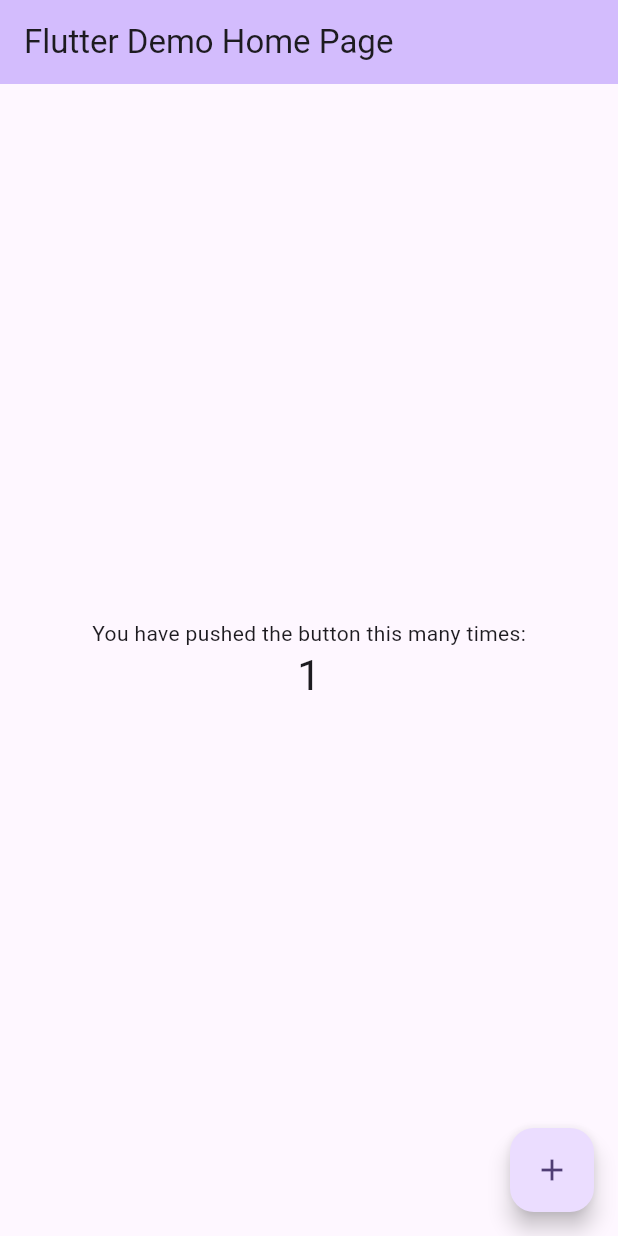
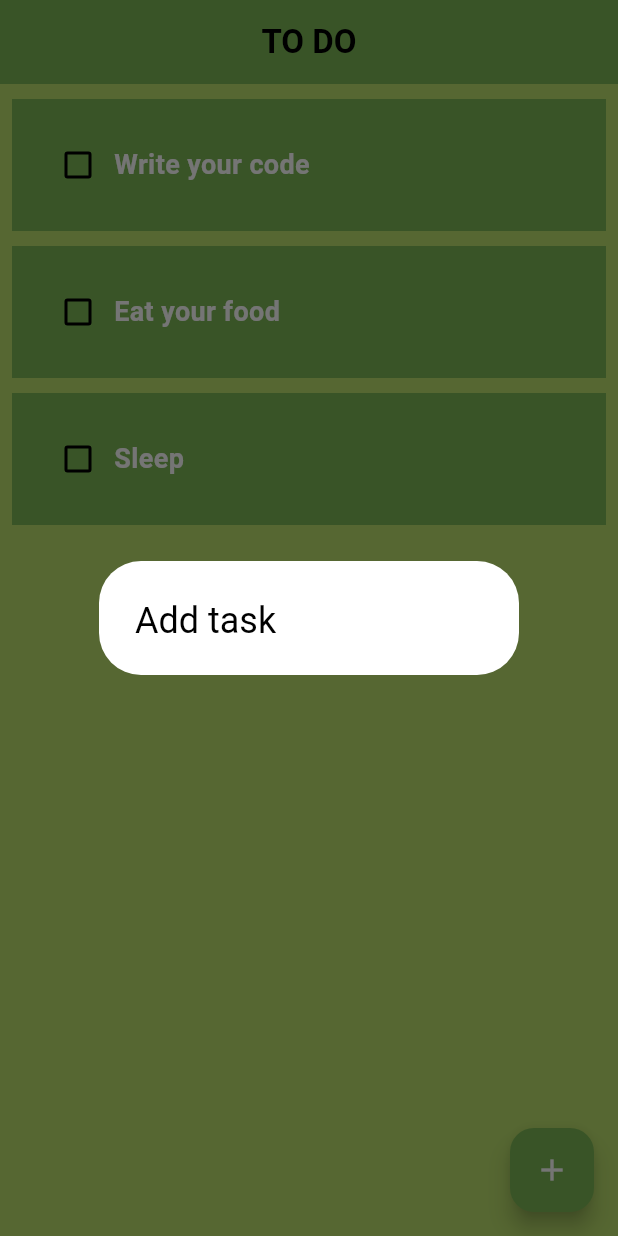
Before and after one commit to kelani-culture/color-picker, a Flutter app: the screen it shows after launch, after a tap on the "add" icon, on a phone screen of 412 x 824 dp. Run offline on Flutter 3.47's test engine with Material 3 defaults, Android fonts, the phone set to English and light mode, and no system bars.

Commit message:
create task screen

```diff
--- a/lib/main.dart
+++ b/lib/main.dart
@@ -1,3 +1,4 @@
+import 'package:color_picker/pages/home_page.dart';
 import 'package:flutter/material.dart';
 
 void main() {
@@ -7,119 +8,17 @@ void main() {
 class MyApp extends StatelessWidget {
   const MyApp({super.key});
 
-  // This widget is the root of your application.
   @override
   Widget build(BuildContext context) {
     return MaterialApp(
-      title: 'Flutter Demo',
+      debugShowCheckedModeBanner: false,
       theme: ThemeData(
-        // This is the theme of your application.
-        //
-        // TRY THIS: Try running your application with "flutter run". You'll see
-        // the application has a purple toolbar. Then, without quitting the app,
-        // try changing the seedColor in the colorScheme below to Colors.green
-        // and then invoke "hot reload" (save your changes or press the "hot
-        // reload" button in a Flutter-supported IDE, or press "r" if you used
-        // the command line to start the app).
-        //
-        // Notice that the counter didn't reset back to zero; the application
-        // state is not lost during the reload. To reset the state, use hot
-        // restart instead.
-        //
-        // This works for code too, not just values: Most code changes can be
-        // tested with just a hot reload.
-        colorScheme: ColorScheme.fromSeed(seedColor: Colors.deepPurple),
-        useMaterial3: true,
-      ),
-      home: const MyHomePage(title: 'Flutter Demo Home Page'),
+          primaryColor: const Color(0xFF2a3d66),
+          colorScheme: ColorScheme.fromSwatch()
+              .copyWith(primary: const Color(0xFF2a3d66)),
+          appBarTheme: const AppBarTheme(
+              backgroundColor: Color(0xFF7cb855), elevation: 0)),
+      home: const HomePage(),
     );
   }
 }
-
-class MyHomePage extends StatefulWidget {
-  const MyHomePage({super.key, required this.title});
-
-  // This widget is the home page of your application. It is stateful, meaning
-  // that it has a State object (defined below) that contains fields that affect
-  // how it looks.
-
-  // This class is the configuration for the state. It holds the values (in this
-  // case the title) provided by the parent (in this case the App widget) and
-  // used by the build method of the State. Fields in a Widget subclass are
-  // always marked "final".
-
-  final String title;
-
-  @override
-  State<MyHomePage> createState() => _MyHomePageState();
-}
-
-class _MyHomePageState extends State<MyHomePage> {
-  int _counter = 0;
-
-  void _incrementCounter() {
-    setState(() {
-      // This call to setState tells the Flutter framework that something has
-      // changed in this State, which causes it to rerun the build method below
-      // so that the display can reflect the updated values. If we changed
-      // _counter without calling setState(), then the build method would not be
-      // called again, and so nothing would appear to happen.
-      _counter++;
-    });
-  }
-
-  @override
-  Widget build(BuildContext context) {
-    // This method is rerun every time setState is called, for instance as done
-    // by the _incrementCounter method above.
-    //
-    // The Flutter framework has been optimized to make rerunning build methods
-    // fast, so that you can just rebuild anything that needs updating rather
-    // than having to individually change instances of widgets.
-    return Scaffold(
-      appBar: AppBar(
-        // TRY THIS: Try changing the color here to a specific color (to
-        // Colors.amber, perhaps?) and trigger a hot reload to see the AppBar
-        // change color while the other colors stay the same.
-        backgroundColor: Theme.of(context).colorScheme.inversePrimary,
-        // Here we take the value from the MyHomePage object that was created by
-        // the App.build method, and use it to set our appbar title.
-        title: Text(widget.title),
-      ),
-      body: Center(
-        // Center is a layout widget. It takes a single child and positions it
-        // in the middle of the parent.
-        child: Column(
-          // Column is also a layout widget. It takes a list of children and
-          // arranges them vertically. By default, it sizes itself to fit its
-          // children horizontally, and tries to be as tall as its parent.
-          //
-          // Column has various properties to control how it sizes itself and
-          // how it positions its children. Here we use mainAxisAlignment to
-          // center the children vertically; the main axis here is the vertical
-          // axis because Columns are vertical (the cross axis would be
-          // horizontal).
-          //
-          // TRY THIS: Invoke "debug painting" (choose the "Toggle Debug Paint"
-          // action in the IDE, or press "p" in the console), to see the
-          // wireframe for each widget.
-          mainAxisAlignment: MainAxisAlignment.center,
-          children: <Widget>[
-            const Text(
-              'You have pushed the button this many times:',
-            ),
-            Text(
-              '$_counter',
-              style: Theme.of(context).textTheme.headlineMedium,
-            ),
-          ],
-        ),
-      ),
-      floatingActionButton: FloatingActionButton(
-        onPressed: _incrementCounter,
-        tooltip: 'Increment',
-        child: const Icon(Icons.add),
-      ), // This trailing comma makes auto-formatting nicer for build methods.
-    );
-  }
-}
--- /dev/null
+++ b/lib/pages/home_page.dart
@@ -0,0 +1,64 @@
+import 'package:color_picker/pages/todolist_tile.dart';
+import 'package:flutter/material.dart';
+
+class HomePage extends StatefulWidget {
+  const HomePage({super.key});
+
+  @override
+  State<HomePage> createState() => _HomePageState();
+}
+
+class _HomePageState extends State<HomePage> {
+  List tasks = [
+    ["Write your code", false],
+    ["Eat your food", false],
+    ["Sleep", false]
+  ];
+
+  void checkTask(bool? check, int index) {
+    setState(() {
+      tasks[index][1] = !tasks[index][1];
+    });
+  }
+
+  void addTask() {
+    showDialog(
+        context: context,
+        builder: (BuildContext context) {
+          return const AlertDialog(title: Text("Add task"));
+        });
+  }
+
+  @override
+  Widget build(BuildContext context) {
+    return Scaffold(
+      appBar: AppBar(
+        title: const Text(
+          'TO DO',
+          style: TextStyle(
+            fontWeight: FontWeight.bold,
+          ),
+        ),
+        centerTitle: true,
+      ),
+      body: ListView.builder(
+          itemCount: tasks.length,
+          itemBuilder: (context, index) {
+            return TodolistTile(
+              isTicked: tasks[index][1],
+              taskName: tasks[index][0],
+              onChanged: (value) {
+                checkTask(value, index);
+              },
+            );
+          }),
+      backgroundColor: const Color(0xFFbbe06c),
+      floatingActionButton: FloatingActionButton(
+        onPressed: addTask,
+        backgroundColor: const Color(0xFF7cb855),
+        hoverColor: const Color(0xFFbbe06c),
+        child: const Icon(Icons.add),
+      ),
+    );
+  }
+}
--- /dev/null
+++ b/lib/pages/todolist_tile.dart
@@ -0,0 +1,43 @@
+import 'package:flutter/material.dart';
+
+class TodolistTile extends StatelessWidget {
+  final bool isTicked;
+  final String taskName;
+  Function(bool?)? onChanged;
+  TodolistTile(
+      {super.key,
+      required this.isTicked,
+      required this.onChanged,
+      required this.taskName});
+
+  @override
+  Widget build(BuildContext context) {
+    return Padding(
+      padding: const EdgeInsets.only(top: 10.0, left: 8.0, right: 8.0),
+      child: Container(
+        decoration: const BoxDecoration(color: Color(0xFF7cb855)),
+        child: Padding(
+          padding: const EdgeInsets.all(20),
+          child: Row(
+            children: [
+              Checkbox(
+                value: isTicked,
+                onChanged: onChanged,
+                activeColor: const Color(0xFF7cb855),
+                hoverColor: const Color(0xFFbbe06c),
+              ),
+              Text(
+                taskName,
+                style: TextStyle(
+                    color: const Color(0xFFffffff),
+                    fontWeight: FontWeight.bold,
+                    fontSize: 18,
+                    decoration: isTicked ? TextDecoration.lineThrough : null),
+              ),
+            ],
+          ),
+        ),
+      ),
+    );
+  }
+}
```
